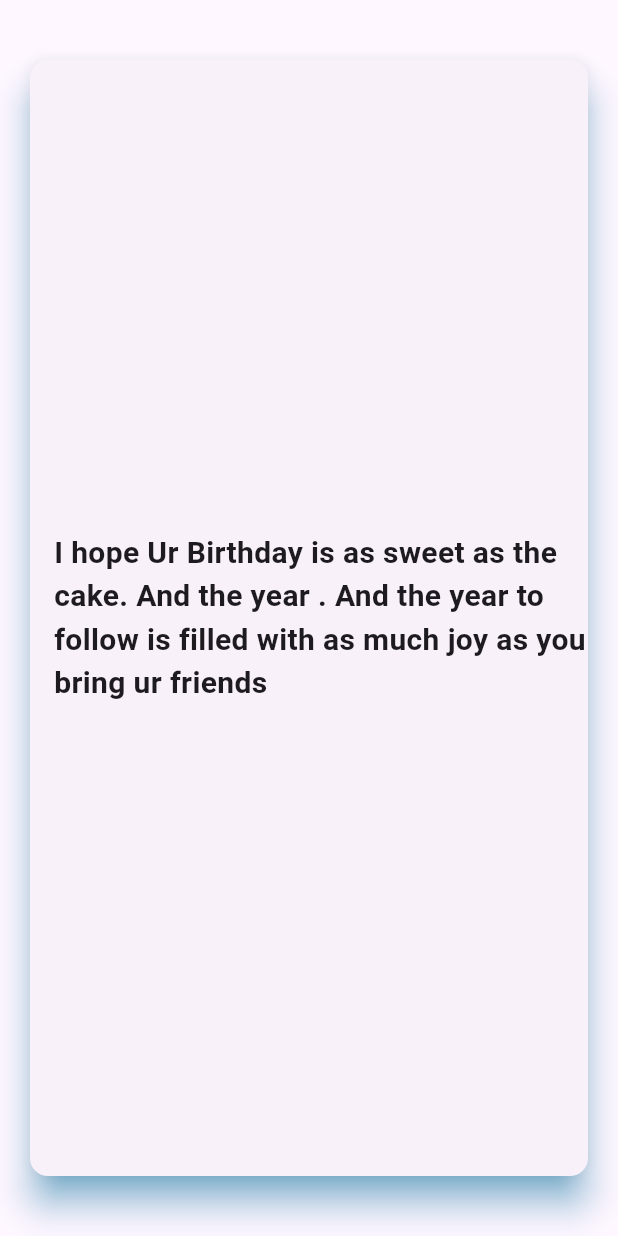
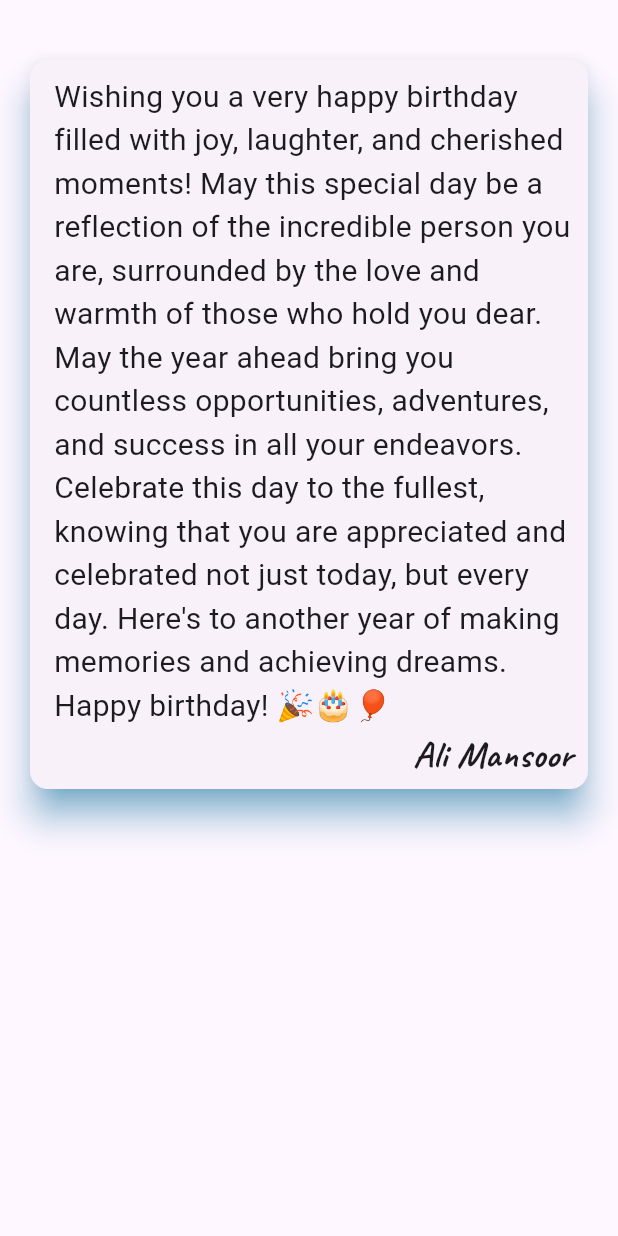
Before and after one commit to alimnsr1154/happy_birthday, a Flutter app: the MessageScreen screen opened directly, on a phone screen of 412 x 824 dp. Run offline on Flutter 3.47's test engine with Material 2 defaults, Android fonts, the phone set to English and light mode, and no system bars; our stand-ins replace audioplayers, confetti, flutter_custom_clippers; Roboto replaces fonts that are missing (OleoScript, Satisfy).

Commit message:
A Birthday App

```diff
--- a/lib/Screens/home_screen.dart
+++ b/lib/Screens/home_screen.dart
@@ -5,6 +5,7 @@ import 'package:flutter/material.dart';
 import 'package:confetti/confetti.dart';
 import 'package:flutter_custom_clippers/flutter_custom_clippers.dart';
 import 'package:audioplayers/audioplayers.dart';
+import 'package:happy_birthday/Screens/message_screen.dart';
 
 class HomeScreen extends StatefulWidget {
   const HomeScreen({super.key});
@@ -80,6 +81,7 @@ class _HomeScreenState extends State<HomeScreen> {
         ),
       ),
       floatingActionButton: FloatingActionButton(
+        heroTag: "btn1",
         onPressed: (){
           _startAnimation();
         },
@@ -157,6 +159,7 @@ class _HomeScreenState extends State<HomeScreen> {
                               style: TextStyle(
                                 color: Color(0xff13195b),
                                 fontWeight: FontWeight.w900,
+                                fontFamily: 'Satisfy',
                                 fontSize: 30,
                               ),
                               maxLines: 1,
@@ -191,10 +194,11 @@ class _HomeScreenState extends State<HomeScreen> {
                 Padding(
                   padding: const EdgeInsets.all(20.0),
                   child: FloatingActionButton(
+                    heroTag: "btn2",
                     onPressed: (){
                       Navigator.push(
                         context,
-                        MaterialPageRoute(builder: (context) => const MessageScreen()),
+                        MaterialPageRoute(builder: (context) =>  const MessageScreen()),
                       );
                     },
                     backgroundColor: const Color(0xFF13195b),
@@ -209,40 +213,3 @@ class _HomeScreenState extends State<HomeScreen> {
     );
   }
 }
-
-
-
-class MessageScreen extends StatelessWidget {
-  const MessageScreen({super.key});
-
-  @override
-  Widget build(BuildContext context) {
-    return const Scaffold(
-      body: Padding(
-        padding: EdgeInsets.only(
-            left: 16.0, right: 16.0, top: 36.0, bottom: 36),
-        child: Card(
-          elevation: 10,
-          shadowColor: Colors.lightBlue,
-          child: Padding(
-            padding: EdgeInsets.only(left: 16),
-            child: Column(
-              mainAxisAlignment: MainAxisAlignment.center,
-              crossAxisAlignment: CrossAxisAlignment.center,
-              children: [
-                Text(
-                  "I hope Ur Birthday is as sweet as the cake. And the year . And the year to follow is filled with as much joy as you bring ur friends",
-                  style: TextStyle(
-                      fontSize: 20,
-                      fontWeight: FontWeight.bold,
-                      fontFamily: 'OleoScript'
-
-                  ),)
-              ],
-            ),
-          ),
-        ),
-      ),
-    );
-  }
-}
--- a/lib/Screens/message_screen.dart
+++ b/lib/Screens/message_screen.dart
@@ -1,2 +1,56 @@
 
-//import 'package:flutter/material.dart';
+import 'package:flutter/material.dart';
+
+class MessageScreen extends StatelessWidget {
+  const MessageScreen({super.key});
+
+  @override
+  Widget build(BuildContext context) {
+    return const Scaffold(
+      body: SingleChildScrollView(
+        child: Padding(
+          padding: EdgeInsets.only(
+              left: 16.0, right: 16.0, top: 36.0, bottom: 36),
+          child: Card(
+            elevation: 10,
+            shadowColor: Colors.lightBlue,
+            child: Padding(
+              padding: EdgeInsets.only(left: 16),
+              child: Column(
+                mainAxisAlignment: MainAxisAlignment.spaceBetween,
+                crossAxisAlignment: CrossAxisAlignment.center,
+                children: [
+                  SizedBox(
+                    height: 10,
+                  ),
+                  Text(
+                    "Wishing you a very happy birthday filled with joy, laughter, and cherished moments! May this special day be a reflection of the incredible person you are, surrounded by the love and warmth of those who hold you dear. May the year ahead bring you countless opportunities, adventures, and success in all your endeavors. Celebrate this day to the fullest, knowing that you are appreciated and celebrated not just today, but every day. Here's to another year of making memories and achieving dreams. Happy birthday! 🎉🎂🎈",
+                    style: TextStyle(
+                        fontSize: 20,
+                        fontFamily: 'Satisfy'
+
+                    ),),
+                  Row(
+                    mainAxisAlignment: MainAxisAlignment.end,
+                    children: [
+                      Text('Ali Mansoor', style: TextStyle(
+                          fontSize: 25,
+                          fontWeight: FontWeight.bold,
+                          fontFamily: 'Caveat'
+
+                      ),),
+                      SizedBox(width: 10,)
+                    ],
+                  ),
+                  SizedBox(
+                    height: 5,
+                  )
+                ],
+              ),
+            ),
+          ),
+        ),
+      ),
+    );
+  }
+}
```
Also changed, not shown: pubspec.yaml (+13 -0 lines).
